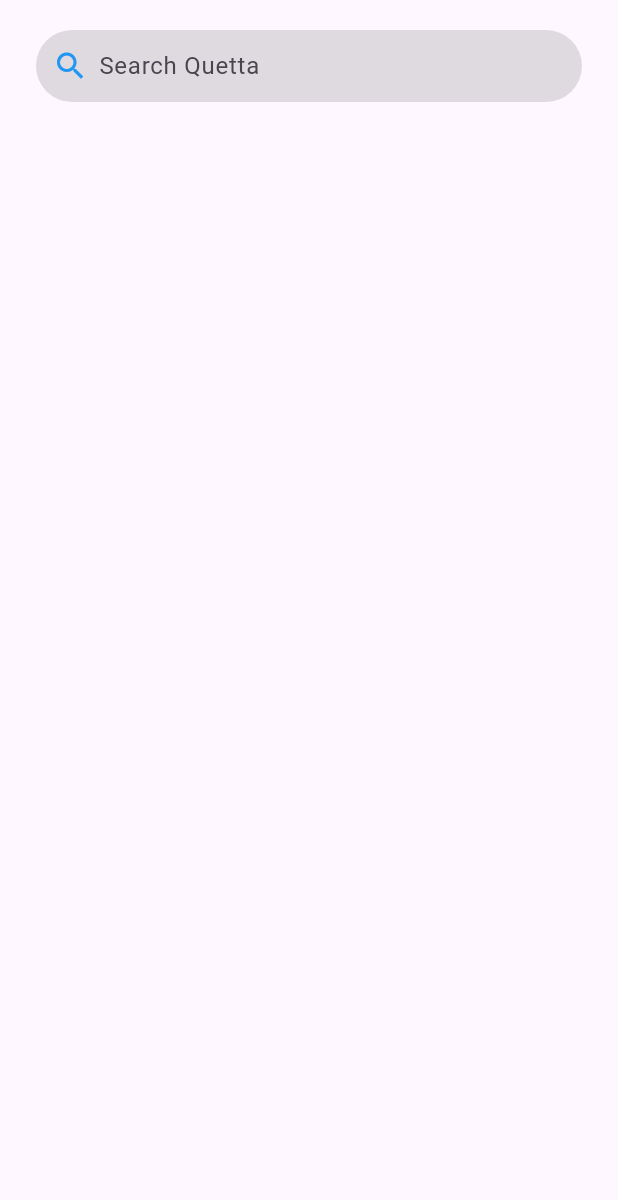
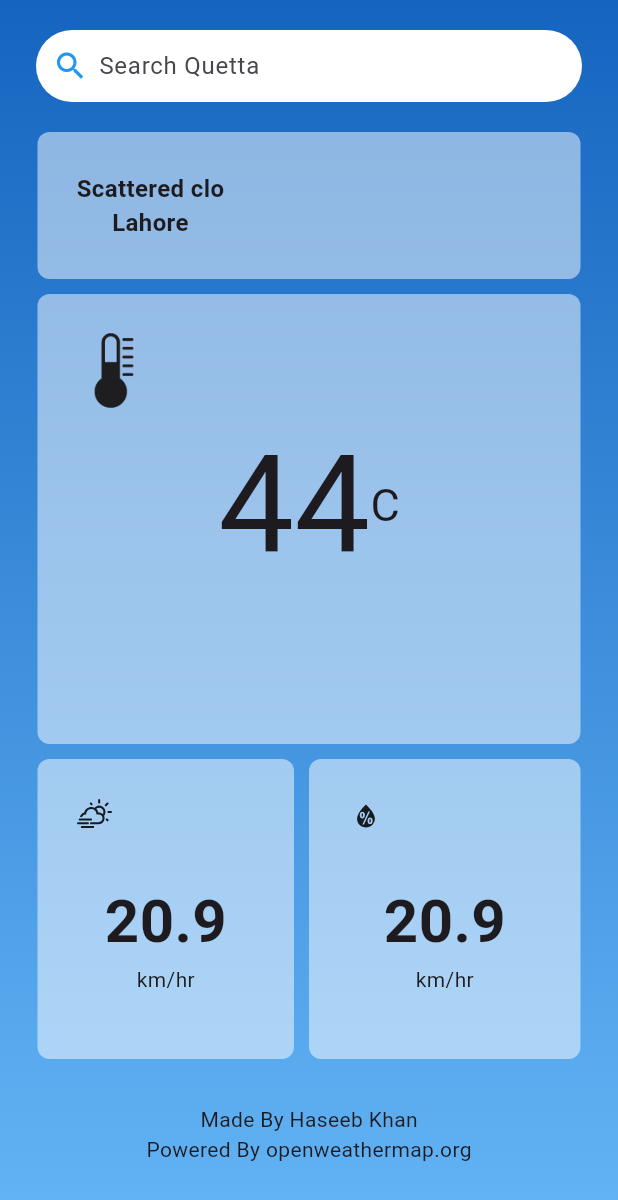
Before and after one commit to HaseebKhanGitHub/Mausam_App, a Flutter app: the screen it shows after launch, on a phone screen of 412 x 824 dp. Shown: the top 1200 px of the screen. Run offline on Flutter 3.47's test engine with Material 3 defaults, Android fonts, the phone set to English and light mode, and no system bars; our stand-ins replace flutter_spinkit, weather_icons; missing offline and left inert: flutter_gradient_app_bar; network calls fail.

Commit message:
Update home.dart

```diff
--- a/lib/Activity/home.dart
+++ b/lib/Activity/home.dart
@@ -1,13 +1,12 @@
-
-
 import 'dart:async';
 import 'dart:convert';
 import 'dart:math';
 
 import 'package:flutter/cupertino.dart';
 import 'package:flutter/material.dart';
-
-
+import 'package:flutter/widgets.dart';
+import 'package:flutter_gradient_app_bar/flutter_gradient_app_bar.dart';
+import 'package:weather_icons/weather_icons.dart';
 
 class Home extends StatefulWidget {
   const Home({super.key});
@@ -17,37 +16,65 @@ class Home extends StatefulWidget {
 }
 
 class _HomeState extends State<Home> {
-
   @override
   void initState() {
     super.initState();
     print('This is a  init state');
   }
+
   @override
   Widget build(BuildContext context) {
-    var city_name = ['Gujranwala','Lahore', 'Karachi','Peshawar','Quetta','Gilgit'];
+    var city_name = [
+      'Gujranwala',
+      'Lahore',
+      'Karachi',
+      'Peshawar',
+      'Quetta',
+      'Gilgit'
+    ];
     final _random = new Random();
     var city = city_name[_random.nextInt(city_name.length)];
 
     // Cast the arguments to a Map
-    final Map<String, dynamic> info = ModalRoute.of(context)!.settings.arguments as Map<String, dynamic>;
+    final Map<String, dynamic> info =
+        ModalRoute.of(context)!.settings.arguments as Map<String, dynamic>;
+
+    //Map info = ModalRoute.of(context).settings.arguments;
     return Scaffold(
+      resizeToAvoidBottomInset: false ,
+      appBar: PreferredSize(
+          preferredSize: Size.fromHeight(0),
+          child: GradientAppBar(
+            gradient: LinearGradient(colors: [
+              Colors.blue,
+              Colors.blue.shade200,
+            ], begin: Alignment.topCenter, end: Alignment.bottomCenter),
+          )),
       body: SafeArea(
         child: Container(
+          decoration: BoxDecoration(
+              gradient: LinearGradient(
+                  begin: Alignment.topCenter,
+                  end: Alignment.bottomCenter,
+                  colors: [Colors.blue.shade800, Colors.blue.shade300])),
           child: Column(
             children: [
-              Container(// Search Container
-                padding: EdgeInsets.symmetric(horizontal: 8 ),
+              Container(
+                // Search Container
+                padding: EdgeInsets.symmetric(horizontal: 8),
                 margin: EdgeInsets.symmetric(horizontal: 24, vertical: 20),
                 decoration: BoxDecoration(
-                  color: Colors.black12,
+                  color: Colors.white,
                   borderRadius: BorderRadius.circular(24),
                 ),
                 child: Row(
                   children: [
                     GestureDetector(
-                     onTap: (){},
-                     child: Container(child: Icon(Icons.search,color: Colors.blue), margin: EdgeInsets.fromLTRB(3, 0, 7, 0),),
+                      onTap: () {},
+                      child: Container(
+                        child: Icon(Icons.search, color: Colors.blue),
+                        margin: EdgeInsets.fromLTRB(3, 0, 7, 0),
+                      ),
                     ),
                     Expanded(
                       child: TextField(
@@ -59,6 +86,114 @@ class _HomeState extends State<Home> {
                     )
                   ],
                 ),
+              ),
+              Row(children: [
+                Expanded(
+                  child: Container(
+                    decoration: BoxDecoration(
+                        borderRadius: BorderRadius.circular(8),
+                        color: Colors.white.withOpacity(0.5)),
+                    child: Row(
+                      children: [
+                        // Image.network('c'),
+                        Column(
+                          children: [Text('Scattered clo',style: TextStyle(fontSize: 16,fontWeight: FontWeight.bold),),
+                            Text('Lahore',style: TextStyle(fontSize: 16,fontWeight: FontWeight.bold))],
+                        )
+                      ],
+                    ),
+                    margin: EdgeInsets.symmetric(horizontal: 25),
+                    padding: EdgeInsets.all(26),
+                  ),
+                ),
+              ]),
+              Row(
+                children: [
+                  Expanded(
+                    child: Container(
+                      height: 300,
+                      decoration: BoxDecoration(
+                          borderRadius: BorderRadius.circular(8),
+                          color: Colors.white.withOpacity(0.5)),
+                      child: Column(
+                        crossAxisAlignment: CrossAxisAlignment.start,
+                        children: [
+                          Image(image: AssetImage('assets/images/therm.png' ), height: 50,width: 50,),
+                          Row(
+                            mainAxisAlignment: MainAxisAlignment.center,
+                            children: [
+                              Text('44',style: TextStyle(fontSize: 90),),
+                              Text('C', style: TextStyle(fontSize: 30),)
+                            ],
+                          )
+                        ],
+
+                      ),
+                      margin:
+                          EdgeInsets.symmetric(horizontal: 25, vertical: 10),
+                      padding: EdgeInsets.all(26),
+                    ),
+                  ),
+                ],
+              ),
+              Row(
+                mainAxisAlignment: MainAxisAlignment.spaceEvenly,
+                children: [
+                  Expanded(
+                    child: Container(
+                      decoration: BoxDecoration(
+                          borderRadius: BorderRadius.circular(8),
+                          color: Colors.white.withOpacity(0.5)),
+                      child: Column(
+                        children: [
+                          Row(
+                            children: [
+                              Icon(WeatherIcons.day_cloudy_windy),
+                            ],
+                          ),
+                          SizedBox(height: 30),
+                          Text('20.9',style: TextStyle(fontSize: 40, fontWeight: FontWeight.bold),),
+                          Text('km/hr')
+                        ],
+                      ),
+                      margin: EdgeInsets.fromLTRB(25, 0, 10, 0),
+                      padding: EdgeInsets.all(26),
+                      height: 200,
+                    ),
+                  ),
+                  Expanded(
+                    child: Container(
+                      decoration: BoxDecoration(
+                          borderRadius: BorderRadius.circular(8),
+                          color: Colors.white.withOpacity(0.5)),
+                      child: Column(
+                      children: [
+                        Row(
+                          children: [
+                            Icon(WeatherIcons.humidity),
+                          ],
+                        ),
+                        SizedBox(height: 30),
+                        Text('20.9',style: TextStyle(fontSize: 40, fontWeight: FontWeight.bold),),
+                        Text('km/hr')
+    ],
+    ),
+
+                      margin: EdgeInsets.fromLTRB(0, 0, 25, 0),
+                      padding: EdgeInsets.all(26),
+                      height: 200,
+                    ),
+                  ),
+                ],
+              ),
+              Container(
+                child: Column(
+                  children: [
+                    Text('Made By Haseeb Khan'),
+                    Text('Powered By openweathermap.org')
+                  ],
+                ),
+                padding: EdgeInsets.all(30),
               )
             ],
           ),
```
Lines whose indentation alone changed are shown as unchanged.
